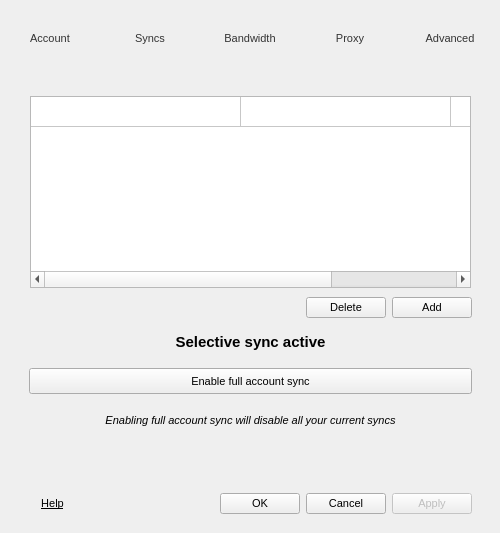
meganz/MEGAsync, file Source/MEGASync/gui/win/SettingsDialog.ui: the form before one commit.
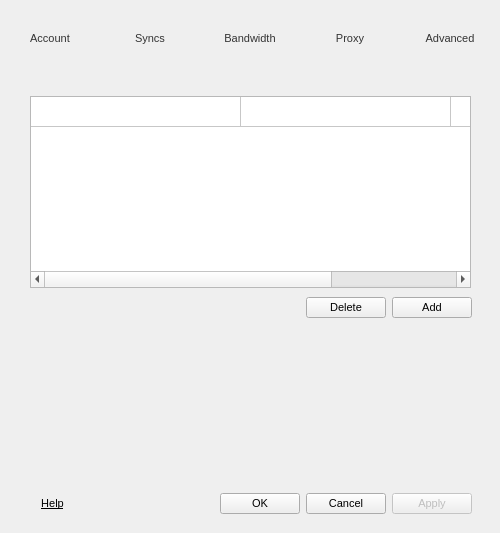
The form after the commit. The open tabs and pages were chosen to show the change. Icons and pictures are not drawn.

Commit message:
Several changes related to the management of syncs
Enable/disable syncs
Change the full sync/selective sync logic:
- Removed the button to switch to another sync type
- The sync list is always visible now
- Users can change the local folder for full sync in the setup assistant

Diff of the .ui file:
```diff
--- a/Source/MEGASync/gui/win/SettingsDialog.ui
+++ b/Source/MEGASync/gui/win/SettingsDialog.ui
@@ -1817,99 +1817,6 @@
             </layout>
            </widget>
           </item>
-          <item>
-           <widget class="QLabel" name="lSyncType">
-            <property name="sizePolicy">
-             <sizepolicy hsizetype="Preferred" vsizetype="Maximum">
-              <horstretch>0</horstretch>
-              <verstretch>0</verstretch>
-             </sizepolicy>
-            </property>
-            <property name="styleSheet">
-             <string notr="true">padding-bottom: 8px;</string>
-            </property>
-            <property name="text">
-             <string>Selective sync active</string>
-            </property>
-            <property name="alignment">
-             <set>Qt::AlignCenter</set>
-            </property>
-            <property name="margin">
-             <number>0</number>
-            </property>
-           </widget>
-          </item>
-          <item>
-           <widget class="QWidget" name="widget_8" native="true">
-            <property name="minimumSize">
-             <size>
-              <width>0</width>
-              <height>26</height>
-             </size>
-            </property>
-            <layout class="QHBoxLayout" name="horizontalLayout_14">
-             <property name="spacing">
-              <number>0</number>
-             </property>
-             <property name="margin">
-              <number>0</number>
-             </property>
-             <item>
-              <widget class="QPushButton" name="bSyncChange">
-               <property name="sizePolicy">
-                <sizepolicy hsizetype="Minimum" vsizetype="Preferred">
-                 <horstretch>0</horstretch>
-                 <verstretch>0</verstretch>
-                </sizepolicy>
-               </property>
-               <property name="minimumSize">
-                <size>
-                 <width>0</width>
-                 <height>0</height>
-                </size>
-               </property>
-               <property name="maximumSize">
-                <size>
-                 <width>16777215</width>
-                 <height>32</height>
-                </size>
-               </property>
-               <property name="focusPolicy">
-                <enum>Qt::NoFocus</enum>
-               </property>
-               <property name="styleSheet">
-                <string notr="true"/>
-               </property>
-               <property name="text">
-                <string>Enable full account sync</string>
-               </property>
-               <property name="autoDefault">
-                <bool>false</bool>
-               </property>
-              </widget>
-             </item>
-            </layout>
-           </widget>
-          </item>
-          <item>
-           <widget class="QLabel" name="lSyncText">
-            <property name="styleSheet">
-             <string notr="true">margin-top: 8px;
-padding-left: 20px;
-padding-right: 20px;
-padding-bottom: 2px;</string>
-            </property>
-            <property name="text">
-             <string>Enabling full account sync will disable all your current syncs</string>
-            </property>
-            <property name="alignment">
-             <set>Qt::AlignHCenter|Qt::AlignTop</set>
-            </property>
-            <property name="wordWrap">
-             <bool>true</bool>
-            </property>
-           </widget>
-          </item>
           <item>
            <spacer name="verticalSpacer_6">
             <property name="orientation">
```
Left out of the diff: 1 changed line with no effect on the pictures. The commit also changes 8 other files.
